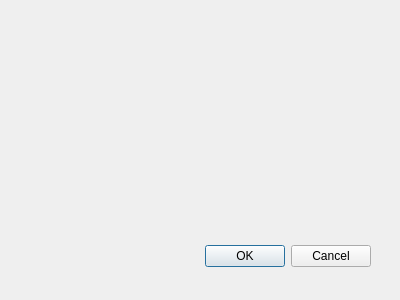
First picture: the form in CS1C-Project-Master/find.ui, repository AustinVaday/CS1C-Class-Project, before the edit.
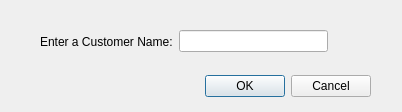
Second picture: the form after the edit.

Patch:
```diff
--- a/CS1C-Project-Master/find.ui
+++ b/CS1C-Project-Master/find.ui
@@ -8,8 +8,8 @@
    <rect>
     <x>0</x>
     <y>0</y>
-    <width>400</width>
-    <height>300</height>
+    <width>402</width>
+    <height>112</height>
    </rect>
   </property>
   <property name="windowTitle">
@@ -19,7 +19,7 @@
    <property name="geometry">
     <rect>
      <x>30</x>
-     <y>240</y>
+     <y>70</y>
      <width>341</width>
      <height>32</height>
     </rect>
@@ -31,6 +31,28 @@
     <set>QDialogButtonBox::Cancel|QDialogButtonBox::Ok</set>
    </property>
   </widget>
+  <widget class="QWidget" name="">
+   <property name="geometry">
+    <rect>
+     <x>40</x>
+     <y>30</y>
+     <width>288</width>
+     <height>23</height>
+    </rect>
+   </property>
+   <layout class="QHBoxLayout" name="horizontalLayout">
+    <item>
+     <widget class="QLabel" name="label">
+      <property name="text">
+       <string>Enter a Customer Name:</string>
+      </property>
+     </widget>
+    </item>
+    <item>
+     <widget class="QLineEdit" name="lineEdit"/>
+    </item>
+   </layout>
+  </widget>
  </widget>
  <pixmapfunction/>
  <resources/>
```
Left out of the diff: 13 changed lines with no effect on the pictures.
